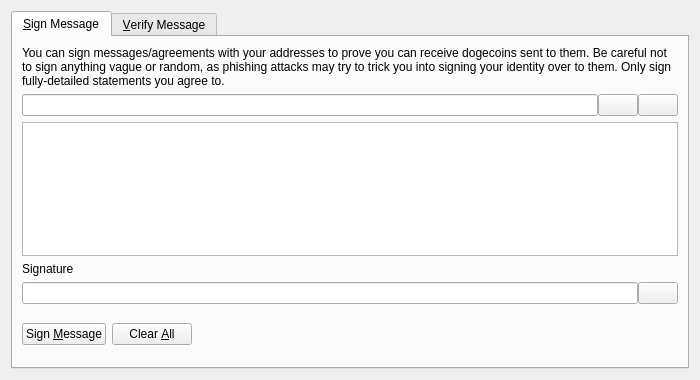
Old version of the form src/qt/forms/signverifymessagedialog.ui in the repository dogecoin/dogecoin.
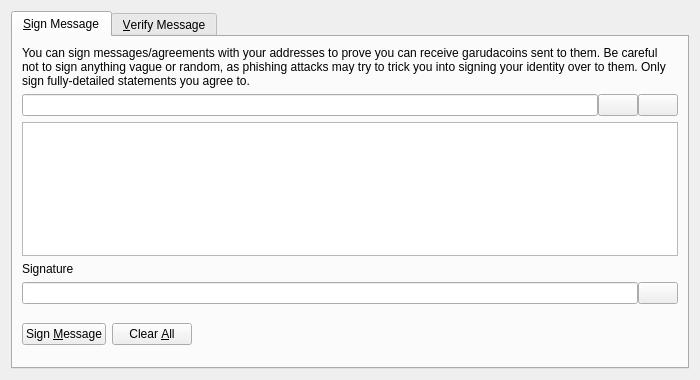
New version of the form. Icons and pictures are not drawn. Custom widgets are drawn as their Qt base class.

Commit message: Rename dogecoin to garudacoin

What changed in the file:
```diff
--- a/src/qt/forms/signverifymessagedialog.ui
+++ b/src/qt/forms/signverifymessagedialog.ui
@@ -30,7 +30,7 @@
        <item>
         <widget class="QLabel" name="infoLabel_SM">
          <property name="text">
-          <string>You can sign messages/agreements with your addresses to prove you can receive dogecoins sent to them. Be careful not to sign anything vague or random, as phishing attacks may try to trick you into signing your identity over to them. Only sign fully-detailed statements you agree to.</string>
+          <string>You can sign messages/agreements with your addresses to prove you can receive garudacoins sent to them. Be careful not to sign anything vague or random, as phishing attacks may try to trick you into signing your identity over to them. Only sign fully-detailed statements you agree to.</string>
          </property>
          <property name="textFormat">
           <enum>Qt::PlainText</enum>
```
Left out of the diff: 8 changed lines with no effect on the pictures. The commit also changes 278 other files.
